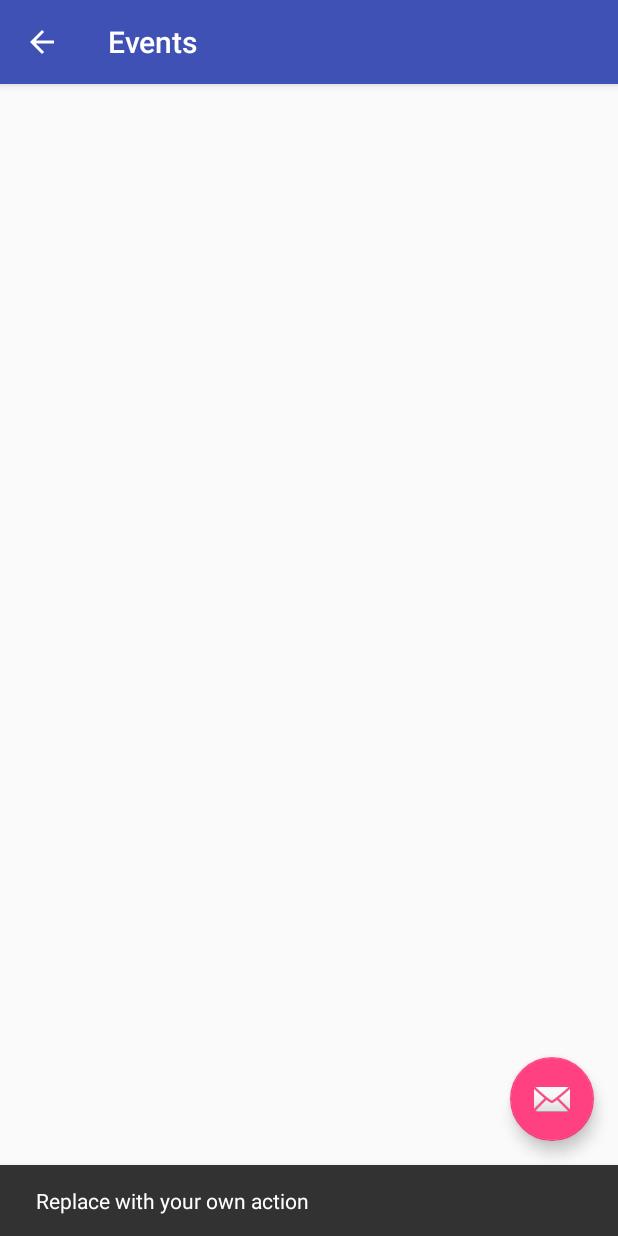
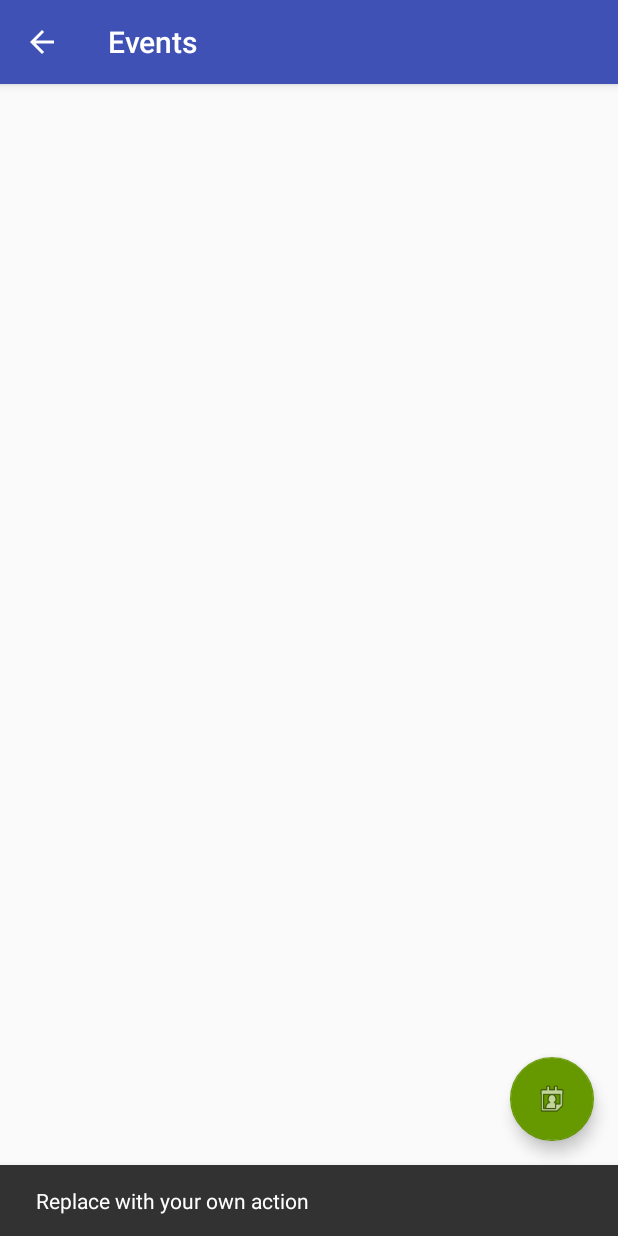
Before and after one commit to Nintinugga/SportsManager, an Android app: the Events screen opened directly, with no data from a screen before it, after a tap on an icon or button, on a phone screen of 412 x 824 dp. Run offline under Robolectric (Android 15) with nearby library versions, the phone set to English and light mode, and no system bars.

Commit message:
Edited Events.java and MainActivity activity_events.xml
- MainActivity.java is able to start EventsView
- activity_events.xml floating button changed

```diff
--- a/app/src/main/java/com/comp/ninti/sportsmanager/Events.java
+++ b/app/src/main/java/com/comp/ninti/sportsmanager/Events.java
@@ -12,6 +12,8 @@ public class Events extends AppCompatActivity {
     @Override
     protected void onCreate(Bundle savedInstanceState) {
         super.onCreate(savedInstanceState);
+        //Intent intent = getIntent();
+        //String value = intent.getStringExtra("key"); //if it's a string you stored.
         setContentView(R.layout.activity_events);
         Toolbar toolbar = (Toolbar) findViewById(R.id.toolbar);
         setSupportActionBar(toolbar);
--- a/app/src/main/java/com/comp/ninti/sportsmanager/MainActivity.java
+++ b/app/src/main/java/com/comp/ninti/sportsmanager/MainActivity.java
@@ -1,5 +1,6 @@
 package com.comp.ninti.sportsmanager;
 
+import android.content.Intent;
 import android.os.Bundle;
 import android.support.v7.app.AppCompatActivity;
 import android.view.View;
@@ -14,6 +15,7 @@ public class MainActivity extends AppCompatActivity {
     }
 
     public void onClick(View v) {
+
         if (v.getId() == R.id.customers) {
             System.out.println("Costumers Clicked");
         } else if (v.getId() == R.id.disciplines) {
@@ -22,6 +24,9 @@ public class MainActivity extends AppCompatActivity {
             System.out.println("rules Clicked");
         } else if (v.getId() == R.id.events) {
             System.out.println("events Clicked");
+            Intent myIntent = new Intent(MainActivity.this, Events.class);
+            //myIntent.putExtra("key", value); //Optional parameters
+            MainActivity.this.startActivity(myIntent);
         }
     }
 }
--- a/app/src/main/res/layout/activity_events.xml
+++ b/app/src/main/res/layout/activity_events.xml
@@ -16,7 +16,8 @@
             android:layout_width="match_parent"
             android:layout_height="?attr/actionBarSize"
             android:background="?attr/colorPrimary"
-            app:popupTheme="@style/AppTheme.PopupOverlay" />
+            app:popupTheme="@style/AppTheme.PopupOverlay"
+            app:title="@string/Events" />
 
     </android.support.design.widget.AppBarLayout>
 
@@ -28,6 +29,7 @@
         android:layout_height="wrap_content"
         android:layout_gravity="bottom|end"
         android:layout_margin="@dimen/fab_margin"
-        app:srcCompat="@android:drawable/ic_dialog_email" />
+        app:backgroundTint="@android:color/holo_green_dark"
+        app:srcCompat="@android:drawable/ic_menu_my_calendar" />
 
 </android.support.design.widget.CoordinatorLayout>
```
